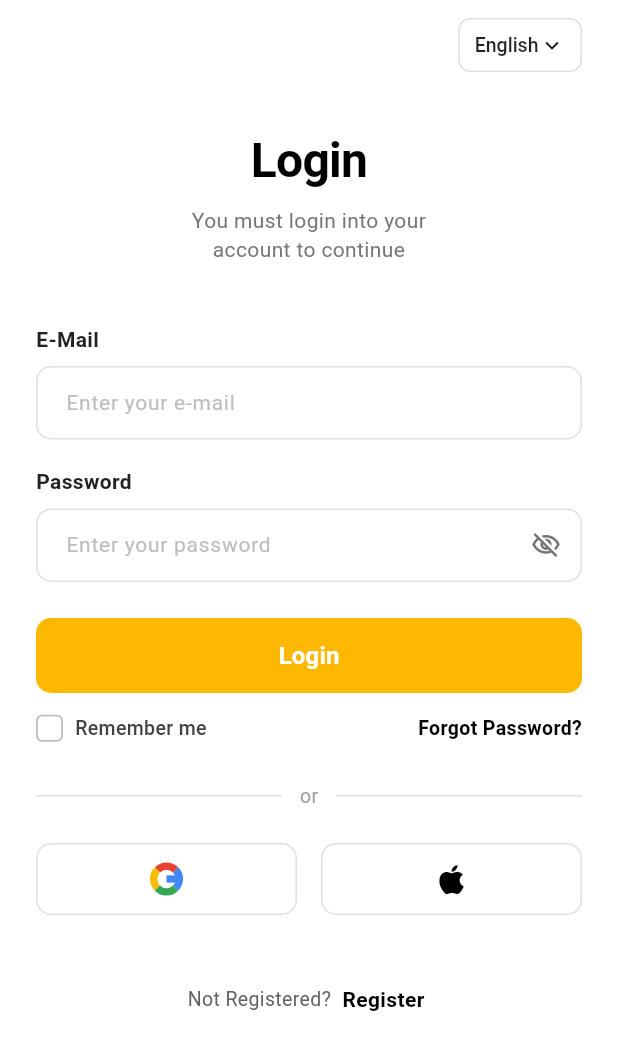
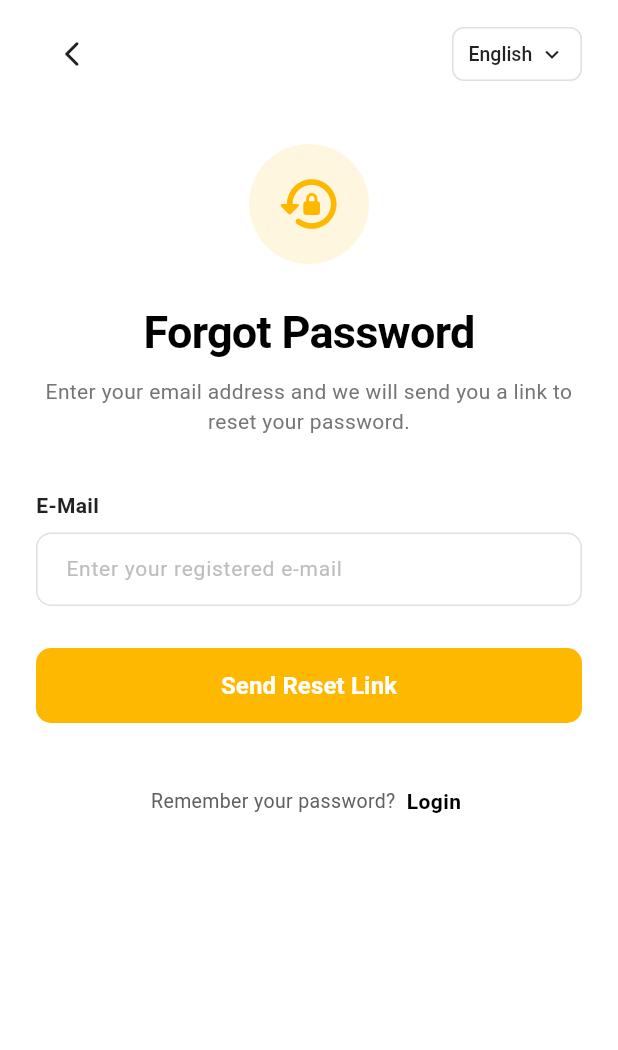
Before and after one commit to bibasshrestha980-npl/note_app, a Flutter app: the screen it shows after launch, after a tap on "Forgot Password?", on a phone screen of 412 x 824 dp. Shown: the top 1050 px of the screen. Run offline on Flutter 3.47's test engine with Material 3 defaults, Android fonts, the phone set to English and light mode, and no system bars.

Commit message:
Create Forgot Password screen and connect from Login

```diff
--- /dev/null
+++ b/lib/features/auth/view/forgot_password_view.dart
@@ -0,0 +1,305 @@
+import 'package:flutter/material.dart';
+
+class ForgotPasswordView extends StatefulWidget {
+  const ForgotPasswordView({super.key});
+
+  @override
+  State<ForgotPasswordView> createState() => _ForgotPasswordViewState();
+}
+
+class _ForgotPasswordViewState extends State<ForgotPasswordView> {
+  final TextEditingController _emailController = TextEditingController();
+  bool _emailSent = false;
+  String _selectedLanguage = 'English';
+
+  final List<String> _languages = ['English', 'Nepali', 'Spanish', 'French'];
+
+  @override
+  void dispose() {
+    _emailController.dispose();
+    super.dispose();
+  }
+
+  void _handleResetPassword() {
+    final email = _emailController.text.trim();
+    if (email.isEmpty) {
+      ScaffoldMessenger.of(context).showSnackBar(
+        const SnackBar(
+          content: Text('Please enter your email address'),
+          behavior: SnackBarBehavior.floating,
+        ),
+      );
+      return;
+    }
+
+    setState(() => _emailSent = true);
+  }
+
+  @override
+  Widget build(BuildContext context) {
+    const primaryYellow = Color(0xFFFFB800); // Warm golden yellow
+
+    return Scaffold(
+      backgroundColor: Colors.white,
+      body: SafeArea(
+        child: SingleChildScrollView(
+          padding: const EdgeInsets.symmetric(horizontal: 24, vertical: 12),
+          child: Column(
+            crossAxisAlignment: CrossAxisAlignment.stretch,
+            children: [
+              // Top Bar with Back Button & Language Selector
+              Row(
+                mainAxisAlignment: MainAxisAlignment.spaceBetween,
+                children: [
+                  IconButton(
+                    icon: const Icon(
+                      Icons.arrow_back_ios_new_rounded,
+                      size: 20,
+                      color: Colors.black87,
+                    ),
+                    onPressed: () => Navigator.pop(context),
+                  ),
+                  Container(
+                    height: 36,
+                    padding: const EdgeInsets.symmetric(horizontal: 10),
+                    decoration: BoxDecoration(
+                      color: Colors.white,
+                      borderRadius: BorderRadius.circular(8),
+                      border: Border.all(color: Colors.grey.shade300, width: 1),
+                    ),
+                    child: DropdownButtonHideUnderline(
+                      child: DropdownButton<String>(
+                        value: _selectedLanguage,
+                        icon: const Icon(
+                          Icons.keyboard_arrow_down,
+                          size: 18,
+                          color: Colors.black87,
+                        ),
+                        style: const TextStyle(
+                          fontSize: 13,
+                          color: Colors.black87,
+                          fontWeight: FontWeight.w500,
+                        ),
+                        onChanged: (val) {
+                          if (val != null) {
+                            setState(() => _selectedLanguage = val);
+                          }
+                        },
+                        items: _languages.map((lang) {
+                          return DropdownMenuItem(
+                            value: lang,
+                            child: Text(lang),
+                          );
+                        }).toList(),
+                      ),
+                    ),
+                  ),
+                ],
+              ),
+
+              const SizedBox(height: 36),
+
+              // Lock Icon Illustration
+              Center(
+                child: Container(
+                  width: 80,
+                  height: 80,
+                  decoration: BoxDecoration(
+                    color: primaryYellow.withValues(alpha: 0.12),
+                    shape: BoxShape.circle,
+                  ),
+                  child: const Icon(
+                    Icons.lock_reset_rounded,
+                    size: 44,
+                    color: primaryYellow,
+                  ),
+                ),
+              ),
+
+              const SizedBox(height: 24),
+
+              // Title & Subtitle
+              const Text(
+                'Forgot Password',
+                textAlign: TextAlign.center,
+                style: TextStyle(
+                  fontSize: 30,
+                  fontWeight: FontWeight.bold,
+                  color: Colors.black,
+                  letterSpacing: -0.5,
+                ),
+              ),
+              const SizedBox(height: 8),
+              Text(
+                _emailSent
+                    ? 'We have sent password reset instructions to your email address.'
+                    : 'Enter your email address and we will send you a link to reset your password.',
+                textAlign: TextAlign.center,
+                style: TextStyle(
+                  fontSize: 14,
+                  color: Colors.grey.shade600,
+                  height: 1.4,
+                ),
+              ),
+
+              const SizedBox(height: 36),
+
+              if (!_emailSent) ...[
+                // E-Mail Label & TextField
+                const Text(
+                  'E-Mail',
+                  style: TextStyle(
+                    fontSize: 14,
+                    fontWeight: FontWeight.w600,
+                    color: Color(0xFF222222),
+                  ),
+                ),
+                const SizedBox(height: 8),
+                TextField(
+                  controller: _emailController,
+                  keyboardType: TextInputType.emailAddress,
+                  style: const TextStyle(fontSize: 14, color: Colors.black87),
+                  decoration: InputDecoration(
+                    hintText: 'Enter your registered e-mail',
+                    hintStyle: TextStyle(
+                      fontSize: 14,
+                      color: Colors.grey.shade400,
+                    ),
+                    contentPadding: const EdgeInsets.symmetric(
+                      horizontal: 16,
+                      vertical: 14,
+                    ),
+                    filled: true,
+                    fillColor: Colors.white,
+                    enabledBorder: OutlineInputBorder(
+                      borderRadius: BorderRadius.circular(10),
+                      borderSide: BorderSide(
+                        color: Colors.grey.shade300,
+                        width: 1,
+                      ),
+                    ),
+                    focusedBorder: OutlineInputBorder(
+                      borderRadius: BorderRadius.circular(10),
+                      borderSide: const BorderSide(
+                        color: primaryYellow,
+                        width: 1.5,
+                      ),
+                    ),
+                  ),
+                ),
+
+                const SizedBox(height: 28),
+
+                // Send Reset Link Button
+                SizedBox(
+                  height: 50,
+                  child: ElevatedButton(
+                    onPressed: _handleResetPassword,
+                    style: ElevatedButton.styleFrom(
+                      backgroundColor: primaryYellow,
+                      elevation: 0,
+                      shape: RoundedRectangleBorder(
+                        borderRadius: BorderRadius.circular(10),
+                      ),
+                    ),
+                    child: const Text(
+                      'Send Reset Link',
+                      style: TextStyle(
+                        fontSize: 16,
+                        fontWeight: FontWeight.bold,
+                        color: Colors.white,
+                      ),
+                    ),
+                  ),
+                ),
+              ] else ...[
+                // Success State Card
+                Container(
+                  padding: const EdgeInsets.all(20),
+                  decoration: BoxDecoration(
+                    color: Colors.green.shade50,
+                    borderRadius: BorderRadius.circular(12),
+                    border: Border.all(color: Colors.green.shade200),
+                  ),
+                  child: Row(
+                    children: [
+                      Icon(Icons.check_circle_rounded,
+                          color: Colors.green.shade700, size: 28),
+                      const SizedBox(width: 14),
+                      Expanded(
+                        child: Text(
+                          'Check your email: ${_emailController.text}',
+                          style: TextStyle(
+                            fontSize: 14,
+                            fontWeight: FontWeight.w600,
+                            color: Colors.green.shade900,
+                          ),
+                        ),
+                      ),
+                    ],
+                  ),
+                ),
+                const SizedBox(height: 24),
+                SizedBox(
+                  height: 50,
+                  child: ElevatedButton(
+                    onPressed: () => Navigator.pop(context),
+                    style: ElevatedButton.styleFrom(
+                      backgroundColor: primaryYellow,
+                      elevation: 0,
+                      shape: RoundedRectangleBorder(
+                        borderRadius: BorderRadius.circular(10),
+                      ),
+                    ),
+                    child: const Text(
+                      'Back to Login',
+                      style: TextStyle(
+                        fontSize: 16,
+                        fontWeight: FontWeight.bold,
+                        color: Colors.white,
+                      ),
+                    ),
+                  ),
+                ),
+              ],
+
+              const SizedBox(height: 36),
+
+              // Footer: Remember your password? Login
+              Center(
+                child: Row(
+                  mainAxisSize: MainAxisSize.min,
+                  children: [
+                    Text(
+                      'Remember your password? ',
+                      style: TextStyle(
+                        fontSize: 13,
+                        color: Colors.grey.shade700,
+                      ),
+                    ),
+                    InkWell(
+                      onTap: () => Navigator.pop(context),
+                      borderRadius: BorderRadius.circular(4),
+                      child: const Padding(
+                        padding: EdgeInsets.symmetric(horizontal: 4, vertical: 6),
+                        child: Text(
+                          'Login',
+                          style: TextStyle(
+                            fontSize: 14,
+                            fontWeight: FontWeight.bold,
+                            color: Colors.black,
+                          ),
+                        ),
+                      ),
+                    ),
+                  ],
+                ),
+              ),
+              const SizedBox(height: 16),
+            ],
+          ),
+        ),
+      ),
+    );
+  }
+}
--- a/lib/features/auth/view/login_view.dart
+++ b/lib/features/auth/view/login_view.dart
@@ -1,6 +1,7 @@
 import 'dart:math' as math;
 
 import 'package:flutter/material.dart';
+import 'forgot_password_view.dart';
 import 'register_view.dart';
 
 class LoginView extends StatefulWidget {
@@ -280,16 +281,25 @@ class _LoginViewState extends State<LoginView> {
                   ),
 
                   // Forgot Password Link
-                  GestureDetector(
+                  InkWell(
                     onTap: () {
-                      // Handle forgot password
+                      Navigator.push(
+                        context,
+                        MaterialPageRoute(
+                          builder: (context) => const ForgotPasswordView(),
+                        ),
+                      );
                     },
-                    child: const Text(
+                    borderRadius: BorderRadius.circular(4),
+                    child: const Padding(
+                      padding: EdgeInsets.symmetric(horizontal: 4, vertical: 6),
+                      child: Text(
                         'Forgot Password?',
                         style: TextStyle(
                           fontSize: 13,
                           fontWeight: FontWeight.bold,
                           color: Colors.black,
+                        ),
                       ),
                     ),
                   ),
@@ -387,7 +397,7 @@ class _LoginViewState extends State<LoginView> {
                         color: Colors.grey.shade700,
                       ),
                     ),
-                    InkWell(
+                    GestureDetector(
                       onTap: () {
                         Navigator.push(
                           context,
@@ -396,16 +406,12 @@ class _LoginViewState extends State<LoginView> {
                           ),
                         );
                       },
-                      borderRadius: BorderRadius.circular(4),
-                      child: const Padding(
-                        padding: EdgeInsets.symmetric(horizontal: 4, vertical: 6),
-                        child: Text(
+                      child: const Text(
                         'Register',
                         style: TextStyle(
-                            fontSize: 14,
+                          fontSize: 13,
                           fontWeight: FontWeight.bold,
                           color: Colors.black,
-                          ),
                         ),
                       ),
                     ),
--- /dev/null
+++ b/lib/screens/forgot_password_screen.dart
@@ -0,0 +1,2 @@
+// Export ForgotPasswordView as ForgotPasswordScreen for flexibility
+export '../features/auth/view/forgot_password_view.dart';
```
Lines whose indentation alone changed are shown as unchanged.
